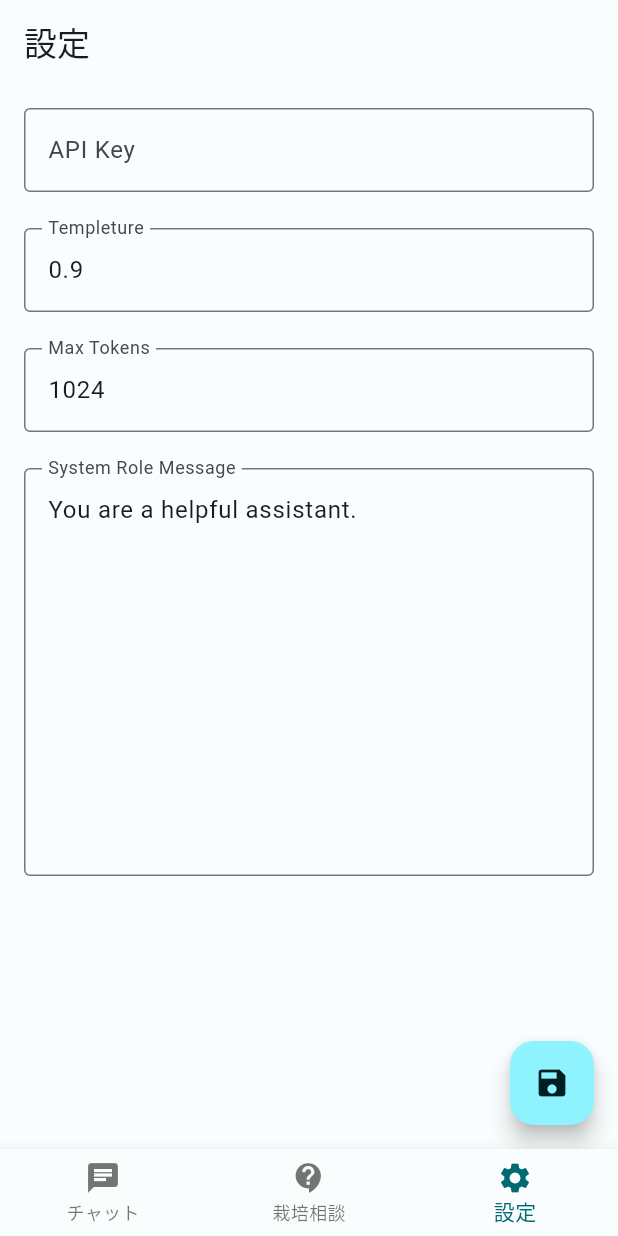
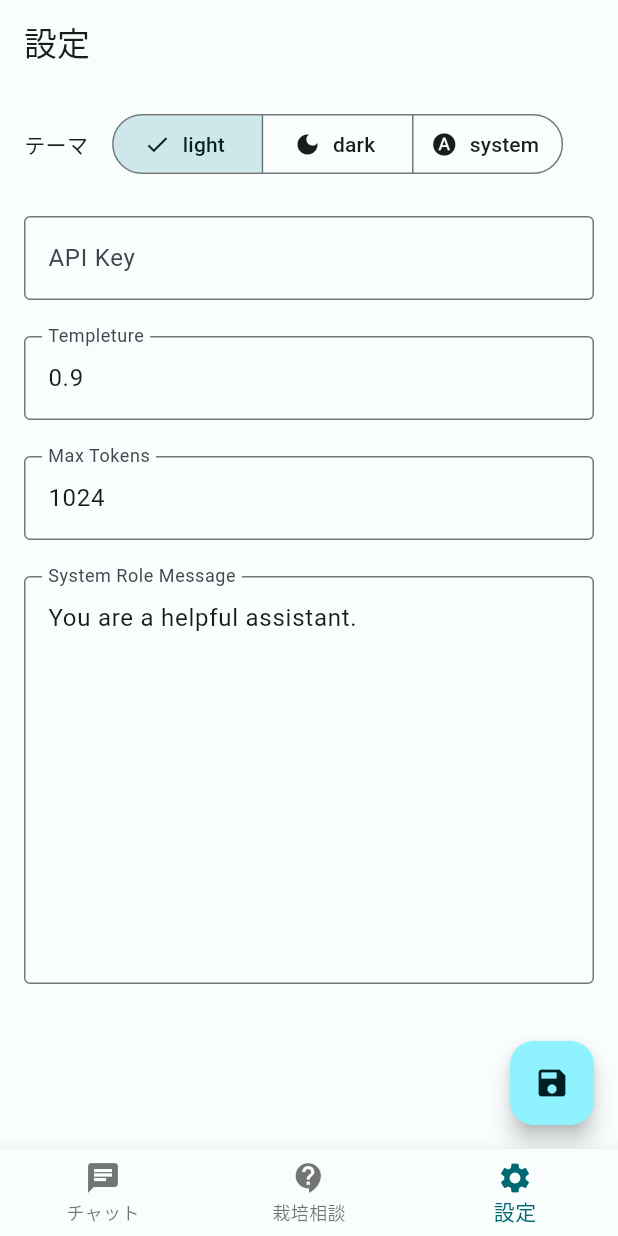
Before and after one commit to seiryu/flutter_gpt, a Flutter app: the screen it shows after launch, item 3 of the bottom bar chosen, on a phone screen of 412 x 824 dp. Run offline on Flutter 3.47's test engine with Material 2 defaults, Android fonts, the phone set to English and light mode, and no system bars; our stand-ins replace hooks_riverpod, shared_preferences; missing offline and left inert: dart_openai, file_selector, markdown_widget.

Commit message:
move thememode setting to settings page

```diff
--- a/lib/view/settings_page.dart
+++ b/lib/view/settings_page.dart
@@ -35,6 +35,34 @@ class SettingsPage extends HookConsumerWidget{
     return ListView(
       padding: const EdgeInsets.all(16),
       children: [
+        Row(
+          children: [
+            const Text('テーマ'),
+            const SizedBox(width: 16),
+            SegmentedButton(
+              segments: const [
+                ButtonSegment<ThemeMode>(
+                  value: ThemeMode.light,
+                  icon: Icon(Icons.light_mode),
+                  label: Text("light")
+                ),
+                ButtonSegment<ThemeMode>(
+                  value: ThemeMode.dark,
+                  icon: Icon(Icons.dark_mode),
+                  label: Text("dark")
+                ),
+                ButtonSegment<ThemeMode>(
+                  value: ThemeMode.system,
+                  icon: Icon(Icons.hdr_auto),
+                  label: Text("system")
+                ),
+              ],
+              selected: {ref.watch(vm).themeMode},
+              onSelectionChanged: (modes) => ref.read(vm.notifier).onThemeModeChanged(modes.first),
+            ),
+          ],
+        ),
+        const SizedBox(height:24),
         TextFormField(
           controller: ref.watch(vm.notifier).apiKeyController,
           decoration: const InputDecoration(
```
Also changed, not shown: lib/view/chat_page.dart (+0 -25 lines), lib/view/settings_page_view_model.dart (+44 -1 lines).
